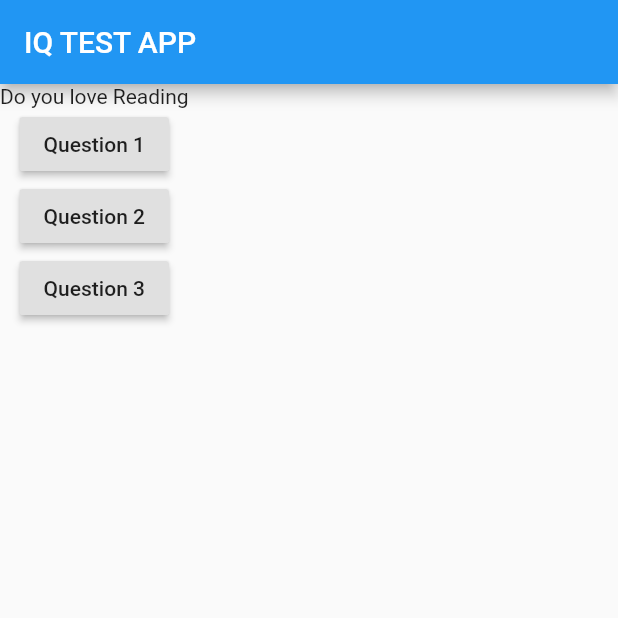
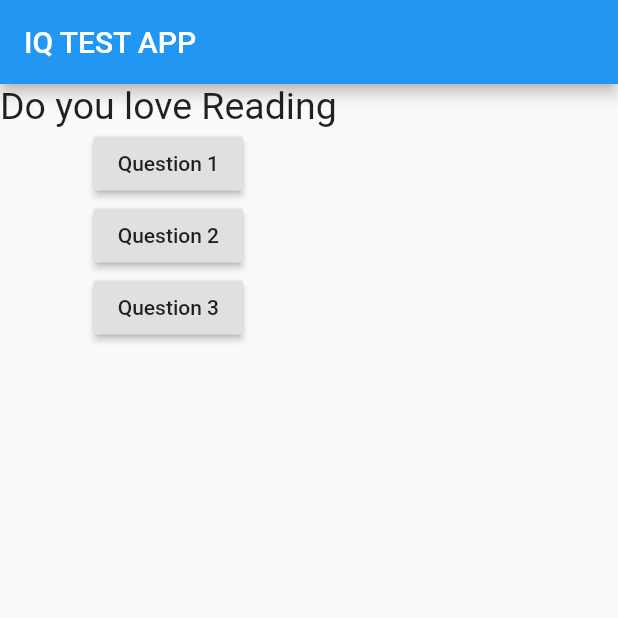
Before and after one commit to twizelissa/Mobile-Development, a Flutter app: the screen it shows after launch, on a phone screen of 412 x 824 dp, the top half of it. Run offline on Flutter 3.47's test engine with Material 2 defaults, Android fonts, the phone set to English and light mode, and no system bars.

Commit message:
adding custom question widget

```diff
--- a/lib/main.dart
+++ b/lib/main.dart
@@ -1,5 +1,5 @@
 import 'package:flutter/material.dart';
-import './main.dart';
+import 'question.dart';
 
 void main() => runApp(MyFirstApp());
 
@@ -45,7 +45,7 @@ class _MyFirstAppState extends State<MyFirstApp> {
         ),
         body: Column(
           children: [
-            Text(
+            Question(
               questions[_quetionIndex],
             ),
             RaisedButton(child: Text('Question 1'), onPressed: _answerQuestion),
--- a/lib/question.dart
+++ b/lib/question.dart
@@ -1,10 +1,14 @@
 import 'package:flutter/material.dart';
 
 class Question extends StatelessWidget {
-  String questionText;
+  final String questionText;
   Question(this.questionText);
+
   @override
   Widget build(BuildContext context) {
-    return Text(questionText);
+    return Text(
+      questionText,
+      style: TextStyle(fontSize: 25),
+    );
   }
 }
```
